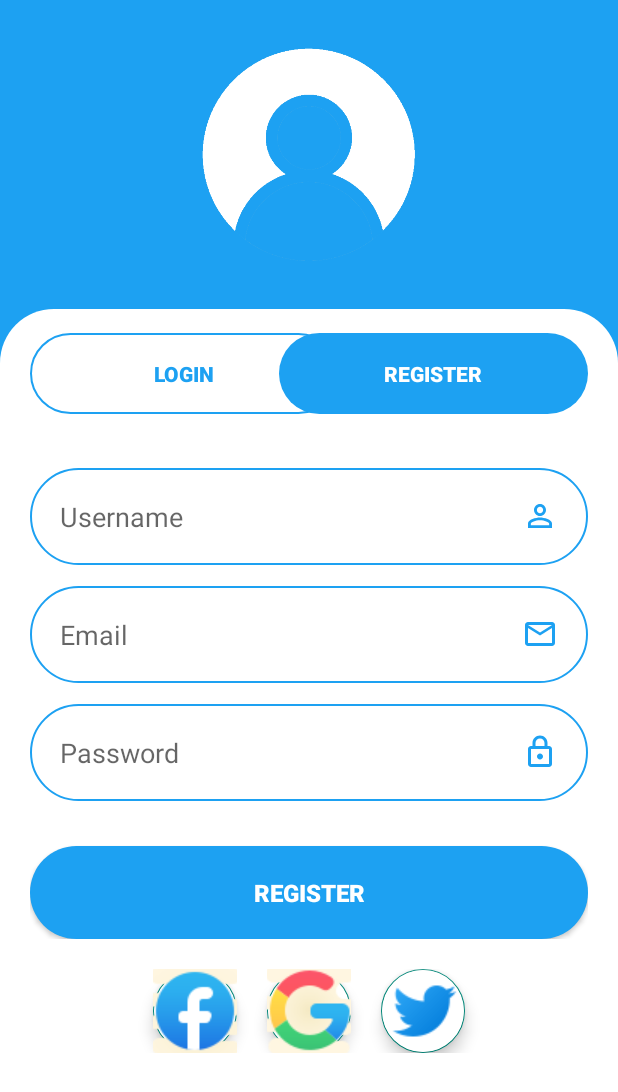
After one commit to himynameismoose/LoginRegister, an Android app: the register screen opened directly, with no data from a screen before it, on a phone screen of 412 x 824 dp. The commit adds this screen. Shown: the top 1092 px of the screen. Run offline under Robolectric (Android 15) with nearby library versions, the phone set to English and light mode, and no system bars.

Commit message:
Design Register Activity

```diff
--- a/app/src/main/AndroidManifest.xml
+++ b/app/src/main/AndroidManifest.xml
@@ -10,6 +10,9 @@
         android:supportsRtl="true"
         android:theme="@style/Theme.LoginRegister">
         <activity
+            android:name=".register"
+            android:exported="false" />
+        <activity
             android:name=".MainActivity"
             android:exported="true">
             <intent-filter>
--- /dev/null
+++ b/app/src/main/java/com/example/loginregister/register.java
@@ -0,0 +1,14 @@
+package com.example.loginregister;
+
+import androidx.appcompat.app.AppCompatActivity;
+
+import android.os.Bundle;
+
+public class register extends AppCompatActivity {
+
+    @Override
+    protected void onCreate(Bundle savedInstanceState) {
+        super.onCreate(savedInstanceState);
+        setContentView(R.layout.activity_register);
+    }
+}
--- /dev/null
+++ b/app/src/main/res/drawable/ic_baseline_person_outline_24.xml
@@ -0,0 +1,5 @@
+<vector android:height="24dp" android:tint="#1DA1F2"
+    android:viewportHeight="24" android:viewportWidth="24"
+    android:width="24dp" xmlns:android="http://schemas.android.com/apk/res/android">
+    <path android:fillColor="@android:color/white" android:pathData="M12,5.9c1.16,0 2.1,0.94 2.1,2.1s-0.94,2.1 -2.1,2.1S9.9,9.16 9.9,8s0.94,-2.1 2.1,-2.1m0,9c2.97,0 6.1,1.46 6.1,2.1v1.1L5.9,18.1L5.9,17c0,-0.64 3.13,-2.1 6.1,-2.1M12,4C9.79,4 8,5.79 8,8s1.79,4 4,4 4,-1.79 4,-4 -1.79,-4 -4,-4zM12,13c-2.67,0 -8,1.34 -8,4v3h16v-3c0,-2.66 -5.33,-4 -8,-4z"/>
+</vector>
--- /dev/null
+++ b/app/src/main/res/layout/activity_register.xml
@@ -0,0 +1,161 @@
+<?xml version="1.0" encoding="utf-8"?>
+<ScrollView xmlns:android="http://schemas.android.com/apk/res/android"
+    xmlns:app="http://schemas.android.com/apk/res-auto"
+    xmlns:tools="http://schemas.android.com/tools"
+    android:layout_width="match_parent"
+    android:layout_height="match_parent"
+    android:fillViewport="true"
+    tools:context=".MainActivity">
+
+    <LinearLayout
+        android:layout_width="match_parent"
+        android:layout_height="wrap_content"
+        android:weightSum="4"
+        android:background="@color/blue"
+        android:orientation="vertical">
+
+        <LinearLayout
+            android:layout_width="match_parent"
+            android:layout_height="0dp"
+            android:layout_weight="1"
+            android:gravity="center">
+
+            <ImageView
+                android:layout_height="150dp"
+                android:layout_width="150dp"
+                android:src="@drawable/profile"
+                android:contentDescription="@string/profile" />
+
+        </LinearLayout>
+
+        <LinearLayout
+            android:layout_width="match_parent"
+            android:layout_height="0dp"
+            android:layout_weight="3"
+            android:orientation="vertical"
+            android:paddingHorizontal="10dp"
+            android:background="@drawable/bg">
+
+            <LinearLayout
+                android:layout_width="match_parent"
+                android:layout_height="wrap_content"
+                android:orientation="horizontal"
+                android:layout_marginBottom="16dp"
+                android:layout_marginTop="16dp">
+
+                <Button
+                    android:layout_width="0dp"
+                    android:layout_weight="1"
+                    android:layout_height="wrap_content"
+                    android:text="@string/login"
+                    android:textColor="@color/blue"
+                    android:textStyle="bold"
+                    android:id="@+id/login"
+                    android:background="@drawable/btnbg"
+                    android:layout_marginStart="10dp"
+                    android:layout_marginEnd="-20dp"
+                    style="?android:attr/buttonBarButtonStyle" />
+
+                <Button
+                    android:layout_width="0dp"
+                    android:layout_weight="1"
+                    android:layout_height="wrap_content"
+                    android:text="@string/register"
+                    android:textColor="@color/white"
+                    android:textStyle="bold"
+                    android:background="@drawable/fillbtn"
+                    android:id="@+id/register"
+                    android:layout_marginStart="-20dp"
+                    android:layout_marginEnd="10dp"
+                    style="?android:attr/buttonBarButtonStyle" />
+            </LinearLayout>
+
+            <LinearLayout
+                android:layout_width="match_parent"
+                android:layout_height="wrap_content"
+                android:paddingTop="20dp"
+                android:paddingHorizontal="10dp"
+                android:orientation="vertical">
+
+                <EditText
+                    android:layout_width="match_parent"
+                    android:layout_height="wrap_content"
+                    android:hint="@string/username"
+                    android:background="@drawable/btnbg"
+                    android:inputType="text"
+                    android:padding="20dp"
+                    android:drawableEnd="@drawable/ic_baseline_person_outline_24"
+                    android:importantForAutofill="no" />
+
+                <EditText
+                    android:layout_width="match_parent"
+                    android:layout_height="wrap_content"
+                    android:hint="@string/email"
+                    android:background="@drawable/btnbg"
+                    android:inputType="textEmailAddress"
+                    android:padding="20dp"
+                    android:layout_marginTop="14dp"
+                    android:drawableEnd="@drawable/ic_outline_email_24"
+                    android:importantForAutofill="no" />
+
+                <EditText
+                    android:layout_width="match_parent"
+                    android:layout_height="wrap_content"
+                    android:hint="@string/password"
+                    android:background="@drawable/btnbg"
+                    android:inputType="textPassword"
+                    android:padding="20dp"
+                    android:layout_marginTop="14dp"
+                    android:drawableEnd="@drawable/ic_outline_lock_24"
+                    android:importantForAutofill="no" />
+
+                <Button
+                    android:layout_width="match_parent"
+                    android:layout_height="wrap_content"
+                    android:text="@string/register"
+                    android:background="@drawable/fillbtn"
+                    android:textColor="@color/white"
+                    android:textStyle="bold"
+                    android:textSize="16sp"
+                    android:padding="20dp"
+                    android:layout_marginTop="30dp" />
+
+            </LinearLayout>
+
+            <LinearLayout
+                android:layout_width="match_parent"
+                android:layout_height="wrap_content"
+                android:gravity="center"
+                android:orientation="horizontal"
+                android:layout_marginTop="20dp">
+
+                <com.google.android.material.floatingactionbutton.FloatingActionButton
+                    android:layout_height="wrap_content"
+                    android:layout_width="wrap_content"
+                    android:backgroundTint="@color/white"
+                    android:foreground="@drawable/icons8_facebook_64"
+                    android:foregroundGravity="center"/>
+
+                <com.google.android.material.floatingactionbutton.FloatingActionButton
+                    android:layout_height="wrap_content"
+                    android:layout_width="wrap_content"
+                    android:backgroundTint="@color/white"
+                    android:layout_marginHorizontal="20dp"
+                    android:foreground="@drawable/icons8_google_64"
+                    android:foregroundGravity="center"/>
+
+                <com.google.android.material.floatingactionbutton.FloatingActionButton
+                    android:layout_height="wrap_content"
+                    android:layout_width="wrap_content"
+                    android:backgroundTint="@color/white"
+                    android:foreground="@drawable/icons8_twitter_48"
+                    android:foregroundGravity="center"/>
+
+
+            </LinearLayout>
+
+        </LinearLayout>
+
+    </LinearLayout>
+
+</ScrollView>
--- a/app/src/main/res/values/strings.xml
+++ b/app/src/main/res/values/strings.xml
@@ -7,4 +7,6 @@
     <string name="password">Password</string>
     <string name="remember_me">Remember me</string>
     <string name="forgot_password">Forgot Password</string>
+    <string name="username">Username</string>
+    <string name="register">Register</string>
 </resources>
```
